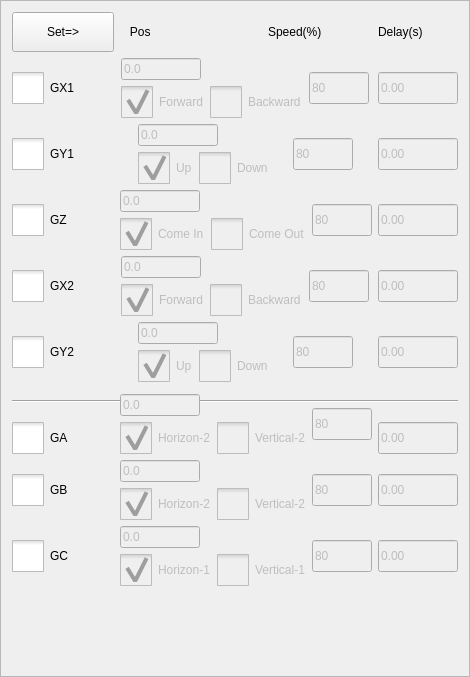
Qt form hcinstruction/actionsettingframe.ui (GaussCheng/2-5AxisPunch) before a commit.
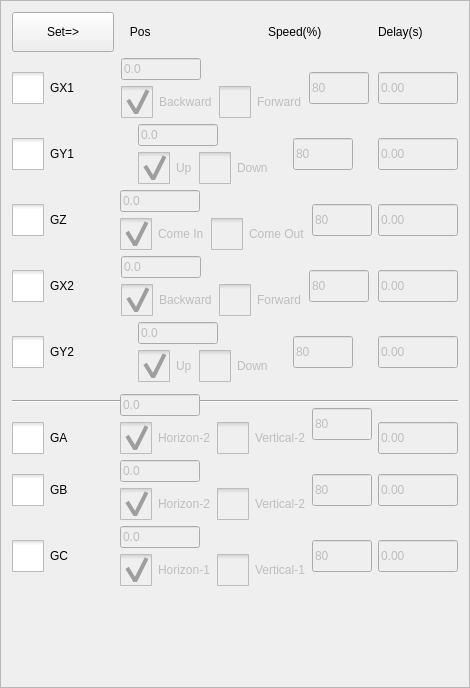
The same form after that commit. Icons and pictures are not drawn. Custom widgets are drawn as their Qt base class.

Patch:
```diff
--- a/hcinstruction/actionsettingframe.ui
+++ b/hcinstruction/actionsettingframe.ui
@@ -7,7 +7,7 @@
     <x>0</x>
     <y>0</y>
     <width>470</width>
-    <height>677</height>
+    <height>688</height>
    </rect>
   </property>
   <property name="windowTitle">
@@ -135,47 +135,6 @@
        </item>
        <item>
         <layout class="QHBoxLayout" name="horizontalLayout">
-         <item>
-          <widget class="QCheckBox" name="x1ForwardBox">
-           <property name="enabled">
-            <bool>false</bool>
-           </property>
-           <property name="styleSheet">
-            <string notr="true">::indicator {
-     width: 32px;
-     height: 32px;
- }
-
-::indicator:unchecked 
-{
-     image: url(:/resource/check_unchecked.png);
- }
-::indicator:checked 
-{
-     image: url(:/resource/check_checked.png);
- }
-
-::indicator:checked:disabled
-{
- image: url(:/resource/check_checked_disable.png);
-}
-
-::indicator:unchecked:disabled
-{
- image: url(:/resource/check_unchecked_disable.png);
-}</string>
-           </property>
-           <property name="text">
-            <string>Forward</string>
-           </property>
-           <property name="checked">
-            <bool>true</bool>
-           </property>
-           <attribute name="buttonGroup">
-            <string notr="true">x1BoxbuttonGroup</string>
-           </attribute>
-          </widget>
-         </item>
          <item>
           <widget class="QCheckBox" name="x1BackwardBox">
            <property name="enabled">
@@ -209,6 +168,50 @@
            <property name="text">
             <string>Backward</string>
            </property>
+           <property name="checked">
+            <bool>true</bool>
+           </property>
+           <attribute name="buttonGroup">
+            <string notr="true">x1BoxbuttonGroup</string>
+           </attribute>
+          </widget>
+         </item>
+         <item>
+          <widget class="QCheckBox" name="x1ForwardBox">
+           <property name="enabled">
+            <bool>false</bool>
+           </property>
+           <property name="styleSheet">
+            <string notr="true">::indicator {
+     width: 32px;
+     height: 32px;
+ }
+
+::indicator:unchecked 
+{
+     image: url(:/resource/check_unchecked.png);
+ }
+::indicator:checked 
+{
+     image: url(:/resource/check_checked.png);
+ }
+
+::indicator:checked:disabled
+{
+ image: url(:/resource/check_checked_disable.png);
+}
+
+::indicator:unchecked:disabled
+{
+ image: url(:/resource/check_unchecked_disable.png);
+}</string>
+           </property>
+           <property name="text">
+            <string>Forward</string>
+           </property>
+           <property name="checked">
+            <bool>false</bool>
+           </property>
            <attribute name="buttonGroup">
             <string notr="true">x1BoxbuttonGroup</string>
            </attribute>
@@ -711,47 +714,6 @@
        </item>
        <item>
         <layout class="QHBoxLayout" name="horizontalLayout_2">
-         <item>
-          <widget class="QCheckBox" name="x2ForwardBox">
-           <property name="enabled">
-            <bool>false</bool>
-           </property>
-           <property name="styleSheet">
-            <string notr="true">::indicator {
-     width: 32px;
-     height: 32px;
- }
-
-::indicator:unchecked 
-{
-     image: url(:/resource/check_unchecked.png);
- }
-::indicator:checked 
-{
-     image: url(:/resource/check_checked.png);
- }
-
-::indicator:checked:disabled
-{
- image: url(:/resource/check_checked_disable.png);
-}
-
-::indicator:unchecked:disabled
-{
- image: url(:/resource/check_unchecked_disable.png);
-}</string>
-           </property>
-           <property name="text">
-            <string>Forward</string>
-           </property>
-           <property name="checked">
-            <bool>true</bool>
-           </property>
-           <attribute name="buttonGroup">
-            <string notr="true">x2BoxbuttonGroup</string>
-           </attribute>
-          </widget>
-         </item>
          <item>
           <widget class="QCheckBox" name="x2BackwardBox">
            <property name="enabled">
@@ -784,6 +746,50 @@
            </property>
            <property name="text">
             <string>Backward</string>
+           </property>
+           <property name="checked">
+            <bool>true</bool>
+           </property>
+           <attribute name="buttonGroup">
+            <string notr="true">x2BoxbuttonGroup</string>
+           </attribute>
+          </widget>
+         </item>
+         <item>
+          <widget class="QCheckBox" name="x2ForwardBox">
+           <property name="enabled">
+            <bool>false</bool>
+           </property>
+           <property name="styleSheet">
+            <string notr="true">::indicator {
+     width: 32px;
+     height: 32px;
+ }
+
+::indicator:unchecked 
+{
+     image: url(:/resource/check_unchecked.png);
+ }
+::indicator:checked 
+{
+     image: url(:/resource/check_checked.png);
+ }
+
+::indicator:checked:disabled
+{
+ image: url(:/resource/check_checked_disable.png);
+}
+
+::indicator:unchecked:disabled
+{
+ image: url(:/resource/check_unchecked_disable.png);
+}</string>
+           </property>
+           <property name="text">
+            <string>Forward</string>
+           </property>
+           <property name="checked">
+            <bool>false</bool>
            </property>
            <attribute name="buttonGroup">
             <string notr="true">x2BoxbuttonGroup</string>
```
